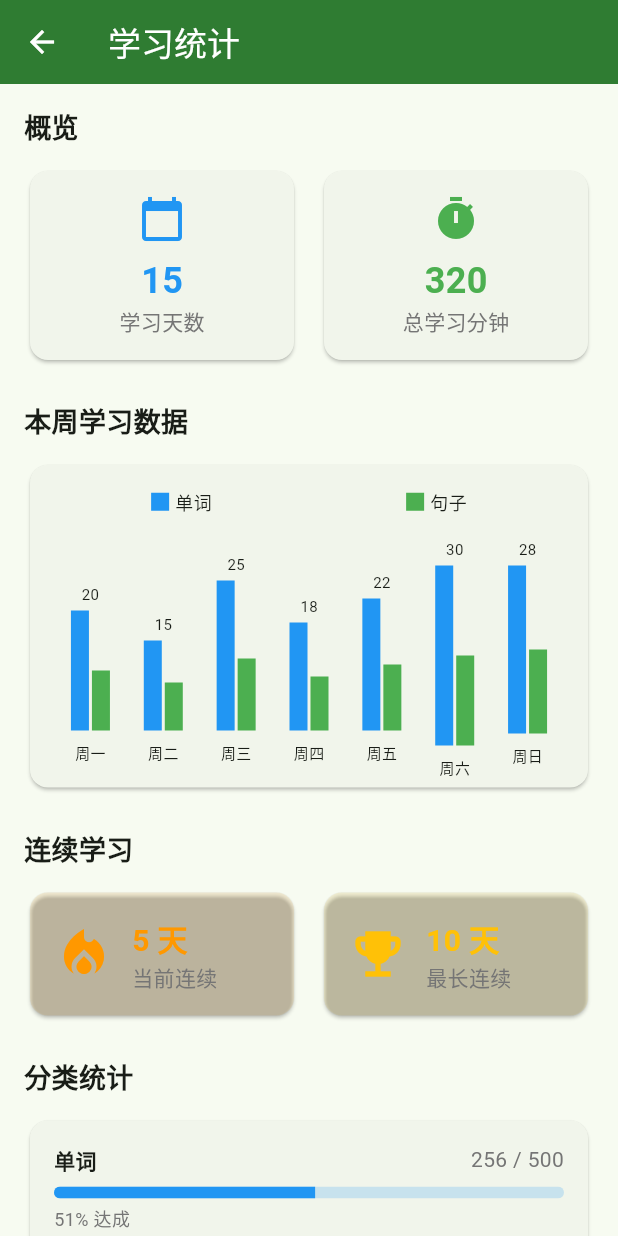
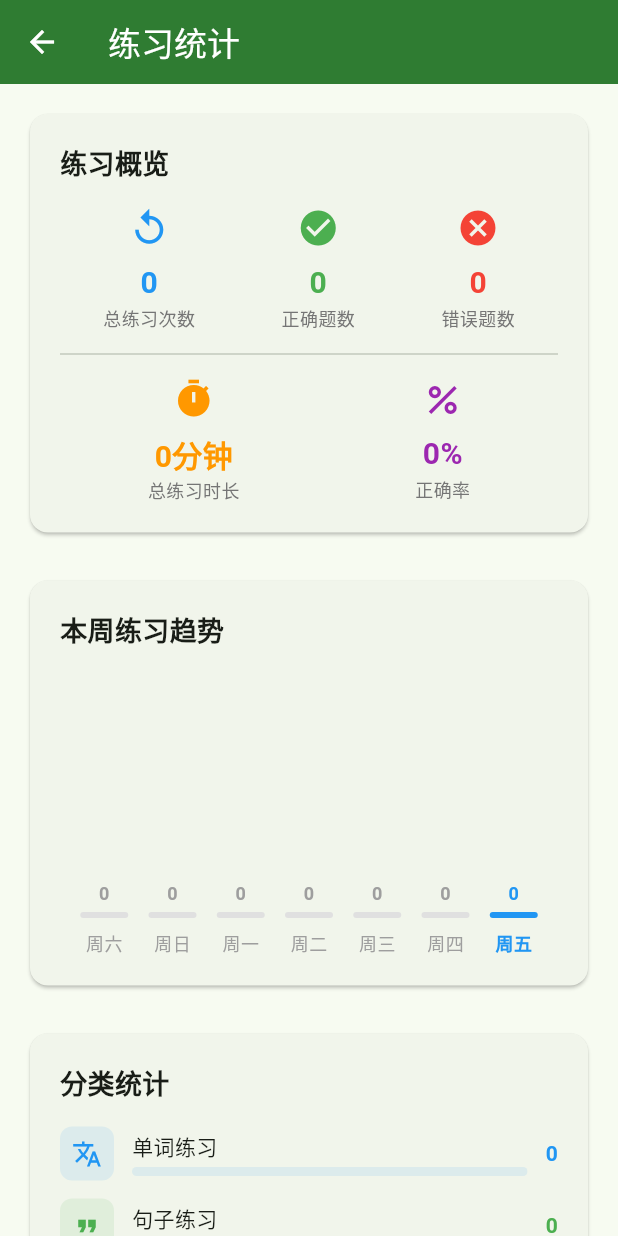
Before and after one commit to app-projs/english-learning, a Flutter app: the screen it shows after launch, item 4 of the bottom bar chosen, scrolled down 576 dp, after a tap on "统计", on a phone screen of 412 x 824 dp. Run offline on Flutter 3.47's test engine with Material 3 defaults, Android fonts, the phone set to English and light mode, and no system bars; our stand-ins replace shared_preferences, sqflite; accounts and stored records are empty.

Commit message:
fix: update

```diff
--- /dev/null
+++ b/devtools_options.yaml
@@ -0,0 +1,3 @@
+description: This file stores settings for Dart & Flutter DevTools.
+documentation: https://docs.flutter.dev/tools/devtools/extensions#configure-extension-enablement-states
+extensions:
--- a/lib/screens/home_screen.dart
+++ b/lib/screens/home_screen.dart
@@ -4,11 +4,11 @@ import 'practice_tab.dart';
 import 'dialogue_tab.dart';
 import 'achievement_screen.dart';
 import 'goal_setting_screen.dart';
-import 'statistics_screen.dart';
 import 'reading_history_screen.dart';
 import 'favorites_screen.dart';
 import 'notification_settings_screen.dart';
 import 'wrong_answers_screen.dart';
+import 'practice_stats_screen.dart';
 
 class HomeScreen extends StatefulWidget {
   final bool isDarkMode;
@@ -394,7 +394,7 @@ class _ProfileScreenState extends State<ProfileScreen> {
                     Navigator.push(
                       context,
                       MaterialPageRoute(
-                        builder: (context) => const StatisticsScreen(),
+                        builder: (context) => const PracticeStatsScreen(),
                       ),
                     );
                   },
--- /dev/null
+++ b/lib/screens/practice_stats_screen.dart
@@ -0,0 +1,488 @@
+import 'package:flutter/material.dart';
+import '../services/storage_service.dart';
+
+class PracticeStatsScreen extends StatefulWidget {
+  const PracticeStatsScreen({super.key});
+
+  @override
+  State<PracticeStatsScreen> createState() => _PracticeStatsScreenState();
+}
+
+class _PracticeStatsScreenState extends State<PracticeStatsScreen> {
+  Map<String, dynamic> _stats = {};
+  List<Map<String, dynamic>> _weeklyData = [];
+  StorageService? _storageService;
+  bool _isLoading = true;
+
+  @override
+  void initState() {
+    super.initState();
+    _loadStats();
+  }
+
+  Future<void> _loadStats() async {
+    _storageService = await StorageService.getInstance();
+    final stats = _storageService!.getPracticeStats();
+    final weeklyData = _storageService!.getWeeklyPracticeData();
+    setState(() {
+      _stats = stats;
+      _weeklyData = weeklyData;
+      _isLoading = false;
+    });
+  }
+
+  @override
+  Widget build(BuildContext context) {
+    return Scaffold(
+      appBar: AppBar(
+        title: const Text('练习统计'),
+      ),
+      body: _isLoading
+          ? const Center(child: CircularProgressIndicator())
+          : SingleChildScrollView(
+              padding: const EdgeInsets.all(16),
+              child: Column(
+                crossAxisAlignment: CrossAxisAlignment.start,
+                children: [
+                  _buildOverviewCard(),
+                  const SizedBox(height: 24),
+                  _buildWeeklyChart(),
+                  const SizedBox(height: 24),
+                  _buildCategoryStats(),
+                  const SizedBox(height: 24),
+                  _buildAccuracyCard(),
+                ],
+              ),
+            ),
+    );
+  }
+
+  Widget _buildOverviewCard() {
+    final total = (_stats['correctCount'] ?? 0) + (_stats['wrongCount'] ?? 0);
+    final correct = _stats['correctCount'] ?? 0;
+    final accuracy =
+        total > 0 ? (correct / total * 100).toStringAsFixed(1) : '0';
+
+    return Card(
+      child: Padding(
+        padding: const EdgeInsets.all(20),
+        child: Column(
+          crossAxisAlignment: CrossAxisAlignment.start,
+          children: [
+            const Text(
+              '练习概览',
+              style: TextStyle(
+                fontSize: 18,
+                fontWeight: FontWeight.bold,
+              ),
+            ),
+            const SizedBox(height: 16),
+            Row(
+              mainAxisAlignment: MainAxisAlignment.spaceAround,
+              children: [
+                _StatItem(
+                  label: '总练习次数',
+                  value: '${_stats['totalPracticeCount'] ?? 0}',
+                  icon: Icons.replay,
+                  color: Colors.blue,
+                ),
+                _StatItem(
+                  label: '正确题数',
+                  value: '$correct',
+                  icon: Icons.check_circle,
+                  color: Colors.green,
+                ),
+                _StatItem(
+                  label: '错误题数',
+                  value: '${_stats['wrongCount'] ?? 0}',
+                  icon: Icons.cancel,
+                  color: Colors.red,
+                ),
+              ],
+            ),
+            const Divider(height: 32),
+            Row(
+              mainAxisAlignment: MainAxisAlignment.spaceAround,
+              children: [
+                _StatItem(
+                  label: '总练习时长',
+                  value: '${_stats['totalTimeMinutes'] ?? 0}分钟',
+                  icon: Icons.timer,
+                  color: Colors.orange,
+                ),
+                _StatItem(
+                  label: '正确率',
+                  value: '$accuracy%',
+                  icon: Icons.percent,
+                  color: Colors.purple,
+                ),
+              ],
+            ),
+          ],
+        ),
+      ),
+    );
+  }
+
+  Widget _buildWeeklyChart() {
+    final maxTotal = _weeklyData.fold<int>(
+      1,
+      (max, item) => (item['total'] as int) > max ? item['total'] as int : max,
+    );
+
+    return Card(
+      child: Padding(
+        padding: const EdgeInsets.all(20),
+        child: Column(
+          crossAxisAlignment: CrossAxisAlignment.start,
+          children: [
+            const Text(
+              '本周练习趋势',
+              style: TextStyle(
+                fontSize: 18,
+                fontWeight: FontWeight.bold,
+              ),
+            ),
+            const SizedBox(height: 24),
+            SizedBox(
+              height: 180,
+              child: Row(
+                crossAxisAlignment: CrossAxisAlignment.end,
+                mainAxisAlignment: MainAxisAlignment.spaceEvenly,
+                children: _weeklyData.map((data) {
+                  final date = DateTime.parse(data['date']);
+                  final dayNames = ['周一', '周二', '周三', '周四', '周五', '周六', '周日'];
+                  final dayIndex = (date.weekday - 1) % 7;
+                  final isToday = _isToday(date);
+                  final height = (data['total'] as int) / maxTotal * 120;
+
+                  return Column(
+                    mainAxisAlignment: MainAxisAlignment.end,
+                    children: [
+                      Text(
+                        '${data['total']}',
+                        style: TextStyle(
+                          fontSize: 12,
+                          fontWeight: FontWeight.bold,
+                          color: isToday ? Colors.blue : Colors.grey,
+                        ),
+                      ),
+                      const SizedBox(height: 4),
+                      Container(
+                        width: 32,
+                        height: height.clamp(4.0, 120.0),
+                        decoration: BoxDecoration(
+                          color: isToday ? Colors.blue : Colors.grey.shade300,
+                          borderRadius: BorderRadius.circular(4),
+                        ),
+                      ),
+                      const SizedBox(height: 8),
+                      Text(
+                        dayNames[dayIndex],
+                        style: TextStyle(
+                          fontSize: 12,
+                          color: isToday ? Colors.blue : Colors.grey,
+                          fontWeight:
+                              isToday ? FontWeight.bold : FontWeight.normal,
+                        ),
+                      ),
+                    ],
+                  );
+                }).toList(),
+              ),
+            ),
+          ],
+        ),
+      ),
+    );
+  }
+
+  bool _isToday(DateTime date) {
+    final now = DateTime.now();
+    return date.year == now.year &&
+        date.month == now.month &&
+        date.day == now.day;
+  }
+
+  Widget _buildCategoryStats() {
+    return Card(
+      child: Padding(
+        padding: const EdgeInsets.all(20),
+        child: Column(
+          crossAxisAlignment: CrossAxisAlignment.start,
+          children: [
+            const Text(
+              '分类统计',
+              style: TextStyle(
+                fontSize: 18,
+                fontWeight: FontWeight.bold,
+              ),
+            ),
+            const SizedBox(height: 16),
+            _CategoryProgress(
+              icon: Icons.translate,
+              label: '单词练习',
+              count: _stats['wordsPracticed'] ?? 0,
+              color: Colors.blue,
+            ),
+            const SizedBox(height: 12),
+            _CategoryProgress(
+              icon: Icons.format_quote,
+              label: '句子练习',
+              count: _stats['sentencesPracticed'] ?? 0,
+              color: Colors.green,
+            ),
+            const SizedBox(height: 12),
+            _CategoryProgress(
+              icon: Icons.chat,
+              label: '对话练习',
+              count: _stats['dialoguesPracticed'] ?? 0,
+              color: Colors.orange,
+            ),
+            const SizedBox(height: 12),
+            _CategoryProgress(
+              icon: Icons.headphones,
+              label: '听力练习',
+              count: _stats['listeningPracticed'] ?? 0,
+              color: Colors.purple,
+            ),
+          ],
+        ),
+      ),
+    );
+  }
+
+  Widget _buildAccuracyCard() {
+    final total = (_stats['correctCount'] ?? 0) + (_stats['wrongCount'] ?? 0);
+    final correct = _stats['correctCount'] ?? 0;
+    final wrong = _stats['wrongCount'] ?? 0;
+    final accuracy = total > 0 ? correct / total : 0.0;
+
+    return Card(
+      child: Padding(
+        padding: const EdgeInsets.all(20),
+        child: Column(
+          crossAxisAlignment: CrossAxisAlignment.start,
+          children: [
+            const Text(
+              '正确率分析',
+              style: TextStyle(
+                fontSize: 18,
+                fontWeight: FontWeight.bold,
+              ),
+            ),
+            const SizedBox(height: 16),
+            Row(
+              children: [
+                Expanded(
+                  child: Column(
+                    children: [
+                      SizedBox(
+                        height: 100,
+                        width: 100,
+                        child: Stack(
+                          alignment: Alignment.center,
+                          children: [
+                            CircularProgressIndicator(
+                              value: accuracy,
+                              strokeWidth: 10,
+                              backgroundColor: Colors.red.shade100,
+                              valueColor: AlwaysStoppedAnimation<Color>(
+                                _getAccuracyColor(accuracy),
+                              ),
+                            ),
+                            Text(
+                              '${(accuracy * 100).toStringAsFixed(0)}%',
+                              style: const TextStyle(
+                                fontSize: 20,
+                                fontWeight: FontWeight.bold,
+                              ),
+                            ),
+                          ],
+                        ),
+                      ),
+                      const SizedBox(height: 8),
+                      const Text(
+                        '总体正确率',
+                        style: TextStyle(color: Colors.grey),
+                      ),
+                    ],
+                  ),
+                ),
+                Expanded(
+                  child: Column(
+                    crossAxisAlignment: CrossAxisAlignment.start,
+                    children: [
+                      _AccuracyItem(
+                        label: '正确',
+                        count: correct,
+                        color: Colors.green,
+                      ),
+                      const SizedBox(height: 8),
+                      _AccuracyItem(
+                        label: '错误',
+                        count: wrong,
+                        color: Colors.red,
+                      ),
+                      const SizedBox(height: 8),
+                      _AccuracyItem(
+                        label: '总计',
+                        count: total,
+                        color: Colors.blue,
+                      ),
+                    ],
+                  ),
+                ),
+              ],
+            ),
+          ],
+        ),
+      ),
+    );
+  }
+
+  Color _getAccuracyColor(double accuracy) {
+    if (accuracy >= 0.8) return Colors.green;
+    if (accuracy >= 0.6) return Colors.orange;
+    return Colors.red;
+  }
+}
+
+class _StatItem extends StatelessWidget {
+  final String label;
+  final String value;
+  final IconData icon;
+  final Color color;
+
+  const _StatItem({
+    required this.label,
+    required this.value,
+    required this.icon,
+    required this.color,
+  });
+
+  @override
+  Widget build(BuildContext context) {
+    return Column(
+      children: [
+        Icon(icon, color: color, size: 28),
+        const SizedBox(height: 8),
+        Text(
+          value,
+          style: TextStyle(
+            fontSize: 20,
+            fontWeight: FontWeight.bold,
+            color: color,
+          ),
+        ),
+        Text(
+          label,
+          style: TextStyle(
+            fontSize: 12,
+            color: Colors.grey.shade600,
+          ),
+        ),
+      ],
+    );
+  }
+}
+
+class _CategoryProgress extends StatelessWidget {
+  final IconData icon;
+  final String label;
+  final int count;
+  final Color color;
+
+  const _CategoryProgress({
+    required this.icon,
+    required this.label,
+    required this.count,
+    required this.color,
+  });
+
+  @override
+  Widget build(BuildContext context) {
+    return Row(
+      children: [
+        Container(
+          padding: const EdgeInsets.all(8),
+          decoration: BoxDecoration(
+            color: color.withOpacity(0.1),
+            borderRadius: BorderRadius.circular(8),
+          ),
+          child: Icon(icon, color: color, size: 20),
+        ),
+        const SizedBox(width: 12),
+        Expanded(
+          child: Column(
+            crossAxisAlignment: CrossAxisAlignment.start,
+            children: [
+              Text(
+                label,
+                style: const TextStyle(fontWeight: FontWeight.w500),
+              ),
+              const SizedBox(height: 4),
+              ClipRRect(
+                borderRadius: BorderRadius.circular(4),
+                child: LinearProgressIndicator(
+                  value: count / 100,
+                  backgroundColor: color.withOpacity(0.1),
+                  valueColor: AlwaysStoppedAnimation<Color>(color),
+                  minHeight: 6,
+                ),
+              ),
+            ],
+          ),
+        ),
+        const SizedBox(width: 12),
+        Text(
+          '$count',
+          style: TextStyle(
+            fontWeight: FontWeight.bold,
+            color: color,
+          ),
+        ),
+      ],
+    );
+  }
+}
+
+class _AccuracyItem extends StatelessWidget {
+  final String label;
+  final int count;
+  final Color color;
+
+  const _AccuracyItem({
+    required this.label,
+    required this.count,
+    required this.color,
+  });
+
+  @override
+  Widget build(BuildContext context) {
+    return Row(
+      children: [
+        Container(
+          width: 12,
+          height: 12,
+          decoration: BoxDecoration(
+            color: color,
+            shape: BoxShape.circle,
+          ),
+        ),
+        const SizedBox(width: 8),
+        Text(
+          '$label: ',
+          style: TextStyle(color: Colors.grey.shade600),
+        ),
+        Text(
+          '$count',
+          style: TextStyle(
+            fontWeight: FontWeight.bold,
+            color: color,
+          ),
+        ),
+      ],
+    );
+  }
+}
--- a/lib/services/storage_service.dart
+++ b/lib/services/storage_service.dart
@@ -21,6 +21,8 @@ class StorageService {
   static const String _keyLastPracticeDate = 'last_practice_date';
   static const String _keySettings = 'settings';
   static const String _keyWrongAnswers = 'wrong_answers';
+  static const String _keyPracticeStats = 'practice_stats';
+  static const String _keyDailyPractice = 'daily_practice';
 
   // User Profile
   Future<void> saveUserProfile(Map<String, dynamic> profile) async {
@@ -184,6 +186,146 @@ class StorageService {
     await saveWrongAnswers(wrongAnswers);
   }
 
+  // Practice Statistics
+  Future<void> savePracticeStats(Map<String, dynamic> stats) async {
+    await _prefs?.setString(_keyPracticeStats, jsonEncode(stats));
+  }
+
+  Map<String, dynamic> getPracticeStats() {
+    final data = _prefs?.getString(_keyPracticeStats);
+    if (data != null) {
+      return jsonDecode(data);
+    }
+    return {
+      'totalPracticeCount': 0,
+      'correctCount': 0,
+      'wrongCount': 0,
+      'totalTimeMinutes': 0,
+      'wordsPracticed': 0,
+      'sentencesPracticed': 0,
+      'dialoguesPracticed': 0,
+      'listeningPracticed': 0,
+    };
+  }
+
+  Future<void> recordPractice({
+    required String practiceType,
+    required int correctCount,
+    required int wrongCount,
+    required int timeMinutes,
+  }) async {
+    final stats = getPracticeStats();
+    stats['totalPracticeCount'] = (stats['totalPracticeCount'] ?? 0) + 1;
+    stats['correctCount'] = (stats['correctCount'] ?? 0) + correctCount;
+    stats['wrongCount'] = (stats['wrongCount'] ?? 0) + wrongCount;
+    stats['totalTimeMinutes'] = (stats['totalTimeMinutes'] ?? 0) + timeMinutes;
+
+    switch (practiceType) {
+      case '单词':
+        stats['wordsPracticed'] =
+            (stats['wordsPracticed'] ?? 0) + correctCount + wrongCount;
+        break;
+      case '句子':
+        stats['sentencesPracticed'] =
+            (stats['sentencesPracticed'] ?? 0) + correctCount + wrongCount;
+        break;
+      case '对话':
+        stats['dialoguesPracticed'] =
+            (stats['dialoguesPracticed'] ?? 0) + correctCount + wrongCount;
+        break;
+      case '听力':
+        stats['listeningPracticed'] =
+            (stats['listeningPracticed'] ?? 0) + correctCount + wrongCount;
+        break;
+    }
+
+    await savePracticeStats(stats);
+    await _recordDailyPractice(practiceType, correctCount + wrongCount);
+  }
+
+  // Daily Practice Tracking
+  Future<void> _recordDailyPractice(String type, int count) async {
+    final today = DateTime.now();
+    final dateKey =
+        '${today.year}-${today.month.toString().padLeft(2, '0')}-${today.day.toString().padLeft(2, '0')}';
+
+    final dailyData = _prefs?.getString(_keyDailyPractice);
+    Map<String, dynamic> dailyMap = {};
+
+    if (dailyData != null) {
+      dailyMap = jsonDecode(dailyData);
+    }
+
+    if (!dailyMap.containsKey(dateKey)) {
+      dailyMap[dateKey] = {
+        'words': 0,
+        'sentences': 0,
+        'dialogues': 0,
+        'listening': 0,
+        'total': 0,
+      };
+    }
+
+    dailyMap[dateKey][type] = (dailyMap[dateKey][type] ?? 0) + count;
+    dailyMap[dateKey]['total'] = (dailyMap[dateKey]['total'] ?? 0) + count;
+
+    // Keep only last 30 days
+    final keysToRemove = <String>[];
+    for (var key in dailyMap.keys) {
+      final date = DateTime.parse(key);
+      if (today.difference(date).inDays > 30) {
+        keysToRemove.add(key);
+      }
+    }
+    for (var key in keysToRemove) {
+      dailyMap.remove(key);
+    }
+
+    await _prefs?.setString(_keyDailyPractice, jsonEncode(dailyMap));
+  }
+
+  Map<String, dynamic> getDailyPractice() {
+    final data = _prefs?.getString(_keyDailyPractice);
+    if (data != null) {
+      return jsonDecode(data);
+    }
+    return {};
+  }
+
+  List<Map<String, dynamic>> getWeeklyPracticeData() {
+    final dailyData = getDailyPractice();
+    final today = DateTime.now();
+    final result = <Map<String, dynamic>>[];
+
+    for (var i = 6; i >= 0; i--) {
+      final date = today.subtract(Duration(days: i));
+      final dateKey =
+          '${date.year}-${date.month.toString().padLeft(2, '0')}-${date.day.toString().padLeft(2, '0')}';
+
+      if (dailyData.containsKey(dateKey)) {
+        result.add({
+          'date': dateKey,
+          'total': dailyData[dateKey]['total'] ?? 0,
+          'words': dailyData[dateKey]['words'] ?? 0,
+          'sentences': dailyData[dateKey]['sentences'] ?? 0,
+          'dialogues': dailyData[dateKey]['dialogues'] ?? 0,
+          'listening': dailyData[dateKey]['listening'] ?? 0,
+        });
+      } else {
+        result.add({
+          'date': dateKey,
+          'total': 0,
+          'words': 0,
+          'sentences': 0,
+          'dialogues': 0,
+          'listening': 0,
+        });
+      }
+    }
+
+    return result;
+  }
+
   // Clear all data
   Future<void> clearAll() async {
     await _prefs?.clear();
```
